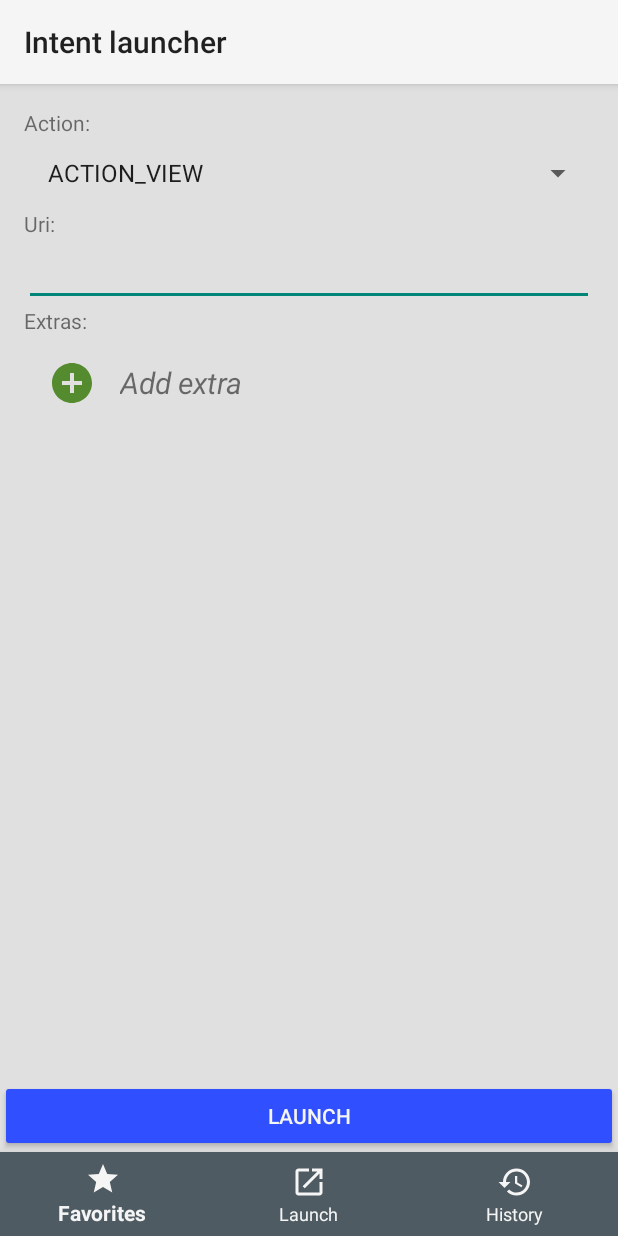
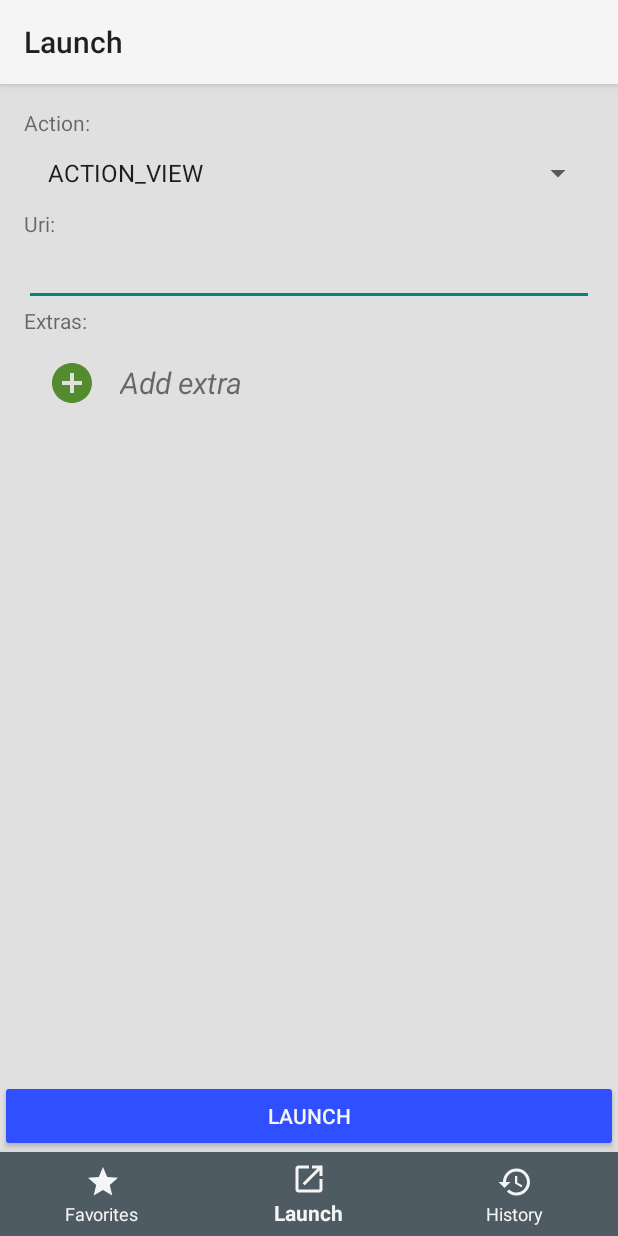
Before and after one commit to vetoketju/intentlauncher, an Android app: the screen it shows after launch (MainActivity), on a phone screen of 412 x 824 dp. Run offline under Robolectric (Android 15) with nearby library versions, the phone set to English and light mode, and no system bars; libraries missing offline, so code that uses them is left out: io.realm; 4 statements that could not run were skipped.

Commit message:
Open lauch form by default if no favorites

```diff
--- a/app/src/main/java/com/villevalta/intentlauncher/activity/MainActivity.kt
+++ b/app/src/main/java/com/villevalta/intentlauncher/activity/MainActivity.kt
@@ -17,6 +17,8 @@ import com.villevalta.intentlauncher.addMenuItem
 import com.villevalta.intentlauncher.fragment.FavoritesFragment
 import com.villevalta.intentlauncher.fragment.HistoryFragment
 import com.villevalta.intentlauncher.fragment.LauncherFragment
+import com.villevalta.intentlauncher.model.Favorite
+import io.realm.Realm
 import kotlinx.android.synthetic.main.activity_main.*
 
 
@@ -28,7 +30,13 @@ class MainActivity : AppCompatActivity(), ViewPager.OnPageChangeListener, Bottom
         pager.adapter = MainAdapter(supportFragmentManager)
         pager.addOnPageChangeListener(this)
         navigation.setOnNavigationItemSelectedListener(this)
-        // navigation.selectedItemId = R.id.launcher
+        if(getFavoriteCount() == 0){
+            navigation.selectedItemId = R.id.launcher
+        }
+    }
+
+    private fun getFavoriteCount():Int{
+        return Realm.getDefaultInstance().where(Favorite::class.java).findAll().size
     }
 
     override fun onNavigationItemSelected(item: MenuItem): Boolean {
```
